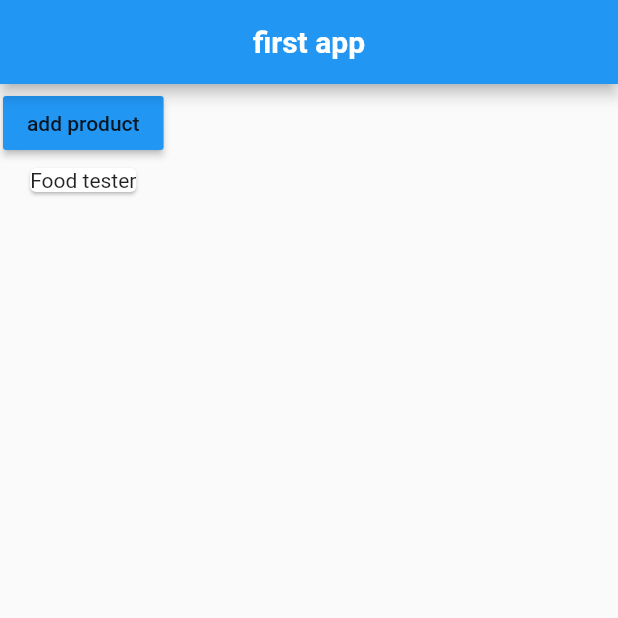
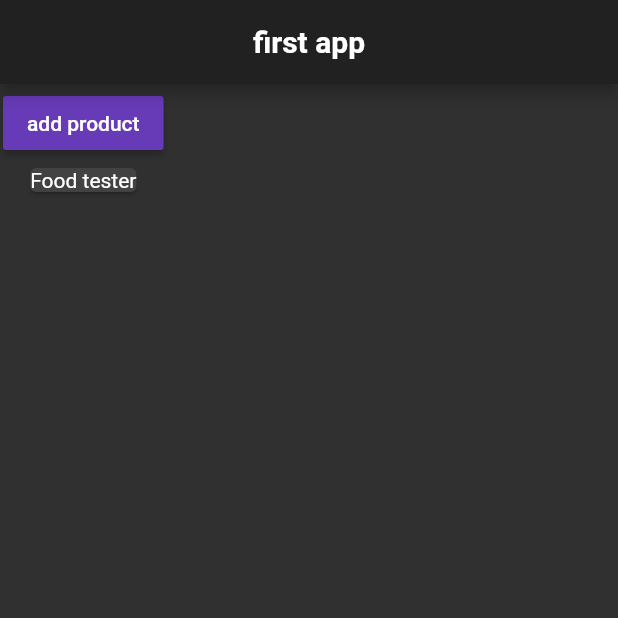
Before and after one commit to nima-abdpoor/Flutter-Project, a Flutter app: the screen it shows after launch, on a phone screen of 412 x 824 dp, the top half of it. Run offline on Flutter 3.47's test engine with Material 2 defaults, Android fonts, the phone set to English and light mode, and no system bars.

Commit message:
working with colors and material design.

```diff
--- a/lib/main.dart
+++ b/lib/main.dart
@@ -13,7 +13,9 @@ class MyApp extends StatelessWidget {
   Widget build(BuildContext context) {
     return MaterialApp(
       theme: ThemeData(
-        primarySwatch: Colors.blue,
+        primarySwatch: Colors.orange,
+        brightness: Brightness.dark,
+          accentColor: Colors.deepPurple
       ),
         home: Scaffold(
       appBar: AppBar(
--- a/lib/product_manager.dart
+++ b/lib/product_manager.dart
@@ -29,7 +29,7 @@ class _ProductManagerState extends State<ProductManager> {
       Container(
       margin: EdgeInsets.all(2.0),
       child: RaisedButton(
-        color: Theme.of(context).primaryColor,
+        color: Theme.of(context).accentColor,
         onPressed: () {
           setState(() {
             print("setState");
```
